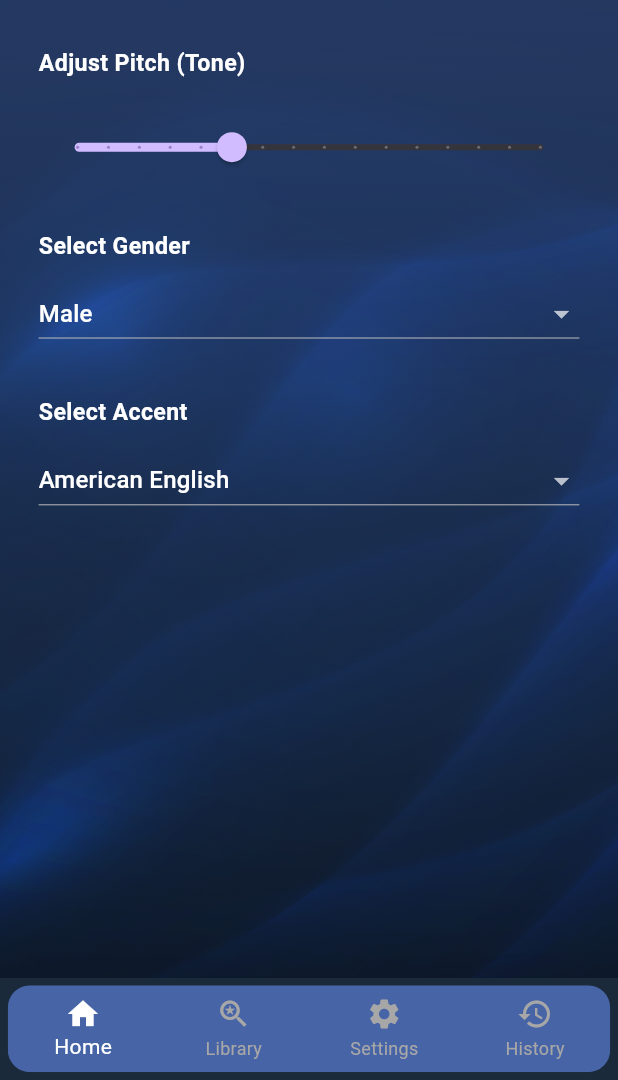
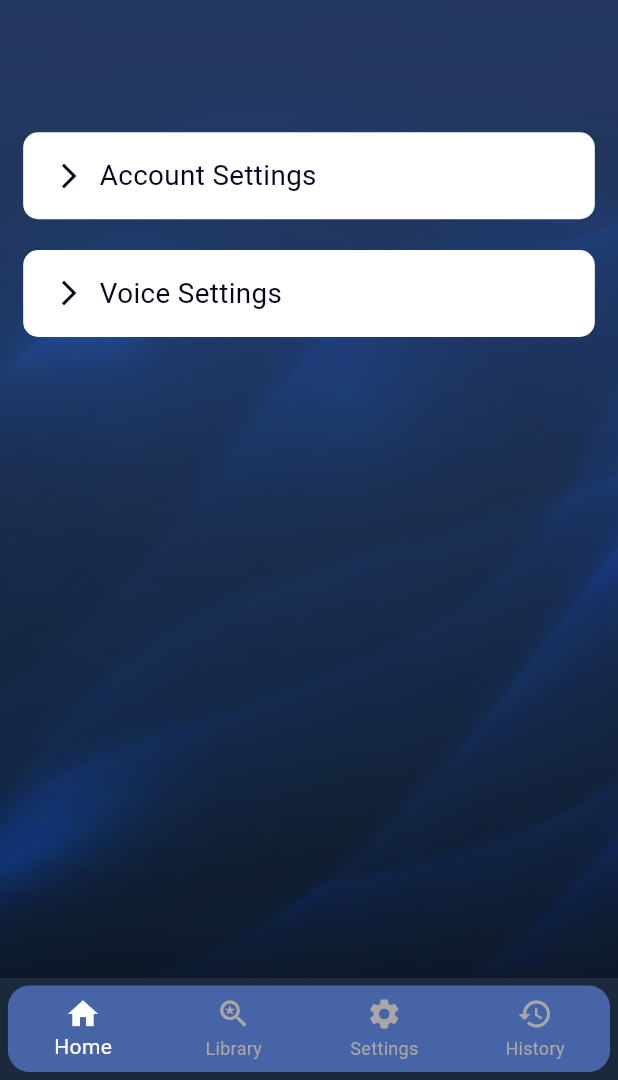
Before and after one commit to malakHelmy/Neurithm, a Flutter app: the SettingsPage screen opened directly, on a phone screen of 412 x 824 dp, the part 156-1236 px from its top. Run offline on Flutter 3.47's test engine with Material 3 defaults, Android fonts, the phone set to English and light mode, and no system bars; our stand-ins replace flutter_tts.

Commit message:
settings

```diff
--- a/neurithm_frontend/lib/screens/feedback.dart
+++ b/neurithm_frontend/lib/screens/feedback.dart
@@ -141,7 +141,7 @@ class FeedbackPage extends StatelessWidget {
                               child: TextField(
                                 controller: _feedbackController,
                                 maxLines: 5,
-                                style: TextStyle(fontSize: fontSize(15), color: Colors.black),
+                                style: TextStyle(fontSize: fontSize(15), color: const Color.fromARGB(255, 255, 255, 255)),
                                 decoration: InputDecoration(
                                   hintText: 'Enter your feedback...',
                                   hintStyle: TextStyle(fontSize: fontSize(18), color: const Color.fromARGB(255, 228, 228, 228)),
--- a/neurithm_frontend/lib/screens/settings.dart
+++ b/neurithm_frontend/lib/screens/settings.dart
@@ -1,68 +1,16 @@
 import 'package:flutter/material.dart';
-import 'package:flutter_tts/flutter_tts.dart';
 import '../widgets/appbar.dart';
 import '../widgets/bottombar.dart';
 import '../widgets/wavesBackground.dart';
+import '../screens/accountsettings.dart'; // Import Account Settings Page
+import '../screens/voicesettings.dart'; // Import Voice Settings Page
 
-class SettingsPage extends StatefulWidget {
+class SettingsPage extends StatelessWidget {
   @override
-  _SettingsPageState createState() => _SettingsPageState();
-}
-
-class _SettingsPageState extends State<SettingsPage> {
+  Widget build(BuildContext context) {
     final GlobalKey<ScaffoldState> _scaffoldKey = GlobalKey<ScaffoldState>();
 
-  FlutterTts _flutterTts = FlutterTts();
-  double _pitch = 1.0;
-  String _selectedGender = "male";
-  String _selectedAccent = "en-US";
 
-  @override
-  void initState() {
-    super.initState();
-    _initializeTts();
-  }
-
-  void _initializeTts() {
-    _flutterTts.setLanguage(_selectedAccent);
-    _flutterTts.setSpeechRate(1.2);
-    _flutterTts.setVolume(1.0);
-    _flutterTts.setPitch(_pitch);
-    _flutterTts.setVoice({'name': _selectedGender, 'accent': _selectedAccent});
-  }
-
-  void _setPitch(double pitch) {
-    setState(() {
-      _pitch = pitch;
-    });
-    _flutterTts.setPitch(_pitch);
-    _playDemo();
-  }
-
-  void _setGender(String gender) {
-    setState(() {
-      _selectedGender = gender;
-    });
-    _flutterTts.setVoice({'name': _selectedGender, 'accent': _selectedAccent});
-    _playDemo();
-  }
-
-  void _setAccent(String accent) {
-    setState(() {
-      _selectedAccent = accent;
-    });
-    _flutterTts.setLanguage(_selectedAccent);
-    _flutterTts.setVoice({'name': _selectedGender, 'locale': _selectedAccent});
-    _playDemo();
-  }
-
-  Future<void> _playDemo() async {
-    await _flutterTts.stop();
-    await _flutterTts.speak("Hello, what's on your mind today?");
-  }
-
-  @override
-  Widget build(BuildContext context) {
     final screenWidth = MediaQuery.of(context).size.width;
     final screenHeight = MediaQuery.of(context).size.height;
 
@@ -80,14 +28,14 @@ class _SettingsPageState extends State<SettingsPage> {
         ),
       ),
       body: Container(
-        decoration: gradientBackground,
+        decoration: gradientBackground, // Gradient background
         child: Stack(
           children: [
             Positioned.fill(
               child: Opacity(
                 opacity: 0.50,
                 child: Image.asset(
-                  'assets/images/waves.jpg',
+                  'assets/images/waves.jpg', // Use waves background
                   fit: BoxFit.cover,
                 ),
               ),
@@ -100,131 +48,70 @@ class _SettingsPageState extends State<SettingsPage> {
                   // Drawer appBar
                   Padding(
                     padding: EdgeInsets.only(top: screenHeight * 0.075),
-                    child: appBar(_scaffoldKey),
+                    child: appBar(context),
                   ),
-                  SizedBox(height: spacing(15)),
-                  Padding(
-                    padding: EdgeInsets.symmetric(horizontal: spacing(10)),
-                    child: Column(
-                      crossAxisAlignment: CrossAxisAlignment.start, // Align to left
+                  SizedBox(height: spacing(80)),
+                  // Account Settings Option
+                  GestureDetector(
+                    onTap: () {
+                      Navigator.push(
+                        context,
+                        MaterialPageRoute(builder: (context) => AccountSettingsPage()),
+                      );
+                    },
+                    child: Container(
+                      width: screenWidth, // Full width
+                      padding: EdgeInsets.symmetric(vertical: spacing(15), horizontal: spacing(20)),
+                      decoration: BoxDecoration(
+                        borderRadius: BorderRadius.circular(10),
+                        color: const Color.fromARGB(255, 255, 255, 255),
+
+                      ),
+                      child: Row(
                         children: [
-                        SizedBox(height: spacing(10)),
-
-                        // Adjust Pitch
-                        Padding(
-                          padding: EdgeInsets.symmetric(horizontal: spacing(0)),
-                          child: Text(
-                            "Adjust Pitch (Tone)",
+                          Icon(Icons.arrow_forward_ios, color: const Color.fromARGB(255, 11, 3, 26), size: 20),
+                          SizedBox(width: spacing(10)),
+                          Text(
+                            "Account Settings",
                             style: TextStyle(
-                              fontSize: fontSize(15),
-                              fontWeight: FontWeight.bold,
-                              color: Colors.white,
-                            ),
-                          ),
-                        ),
-                        SizedBox(height: spacing(20)),
-                        Slider(
-                          value: _pitch,
-                          min: 0.5,
-                          max: 2.0,
-                          onChanged: _setPitch,
-                          divisions: 15,
-                          label: _pitch.toStringAsFixed(2),
-                        ),
-
-                        // Select Gender
-                        SizedBox(height: spacing(30)),
-                        Padding(
-                          padding: EdgeInsets.symmetric(horizontal: spacing(0)),
-                          child: Text(
-                            "Select Gender",
-                            style: TextStyle(
-                              fontSize: fontSize(15),
-                              fontWeight: FontWeight.bold,
-                              color: Colors.white,
-                            ),
-                          ),
-                        ),
-                        SizedBox(height: spacing(10)),
-                        Container(
-                          padding: EdgeInsets.symmetric(horizontal: spacing(0)),
-                          decoration: BoxDecoration(
-                            borderRadius: BorderRadius.circular(5),
-                          ),
-                          child: DropdownButton<String>(
-                            value: _selectedGender,
-                            isExpanded: true,
-                            dropdownColor: const Color(0xFF1A2A3A),
-                            onChanged: (value) => _setGender(value!),
-                            items: const [
-                              DropdownMenuItem(
-                                value: "female",
-                                child: Text(
-                                  "Female",
-                                  style: TextStyle(color: Colors.white),
-                                ),
-                              ),
-                              DropdownMenuItem(
-                                value: "male",
-                                child: Text(
-                                  "Male",
-                                  style: TextStyle(color: Colors.white),
+                              fontSize: fontSize(18),
+                              color: const Color.fromARGB(255, 9, 5, 32),
                             ),
                           ),
                         ],
                       ),
                     ),
+                  ),
+                  SizedBox(height: spacing(20)),
 
-                        // Select Accent
-                        SizedBox(height: spacing(30)),
-                        Padding(
-                          padding: EdgeInsets.symmetric(horizontal: spacing(0)),
-                          child: Text(
-                            "Select Accent",
+                  // Voice Settings Option
+                  GestureDetector(
+                    onTap: () {
+                      Navigator.push(
+                        context,
+                        MaterialPageRoute(builder: (context) => VoiceSettingsPage()),
+                      );
+                    },
+                    child: Container(
+                      width: screenWidth, // Full width
+                      padding: EdgeInsets.symmetric(vertical: spacing(15), horizontal: spacing(20)),
+                      decoration: BoxDecoration(
+                        borderRadius: BorderRadius.circular(10),
+                        color: const Color.fromARGB(255, 255, 255, 255),
+                      ),
+                      child: Row(
+                        children: [
+                          Icon(Icons.arrow_forward_ios, color: const Color.fromARGB(255, 11, 3, 26), size: 20),
+                          SizedBox(width: spacing(10)),
+                          Text(
+                            "Voice Settings",
                             style: TextStyle(
-                              fontSize: fontSize(15),
-                              fontWeight: FontWeight.bold,
-                              color: Colors.white,
-                            ),
-                          ),
-                        ),
-                        SizedBox(height: spacing(10)),
-                        Container(
-                          padding: EdgeInsets.symmetric(horizontal: spacing(0)),
-                          decoration: BoxDecoration(
-                            borderRadius: BorderRadius.circular(5),
-                          ),
-                          child: DropdownButton<String>(
-                            value: _selectedAccent,
-                            isExpanded: true,
-                            dropdownColor: const Color(0xFF1A2A3A),
-                            onChanged: (value) => _setAccent(value!),
-                            items: const [
-                              DropdownMenuItem(
-                                value: "en-US",
-                                child: Text(
-                                  "American English",
-                                  style: TextStyle(color: Colors.white),
-                                ),
-                              ),
-                              DropdownMenuItem(
-                                value: "en-GB",
-                                child: Text(
-                                  "British English",
-                                  style: TextStyle(color: Colors.white),
-                                ),
-                              ),
-                              DropdownMenuItem(
-                                value: "en-AU",
-                                child: Text(
-                                  "Australian English",
-                                  style: TextStyle(color: Colors.white),
+                              fontSize: fontSize(18),
+                              color: const Color.fromARGB(255, 9, 5, 32),
                             ),
                           ),
                         ],
                       ),
-                        ),
-                      ],
                     ),
                   ),
                 ],
```
Also changed, not shown: neurithm_frontend/lib/screens/accountsettings.dart (added, +69 -0 lines), neurithm_frontend/lib/screens/voicesettings.dart (added, +238 -0 lines). Lines whose indentation alone changed are shown as unchanged.
